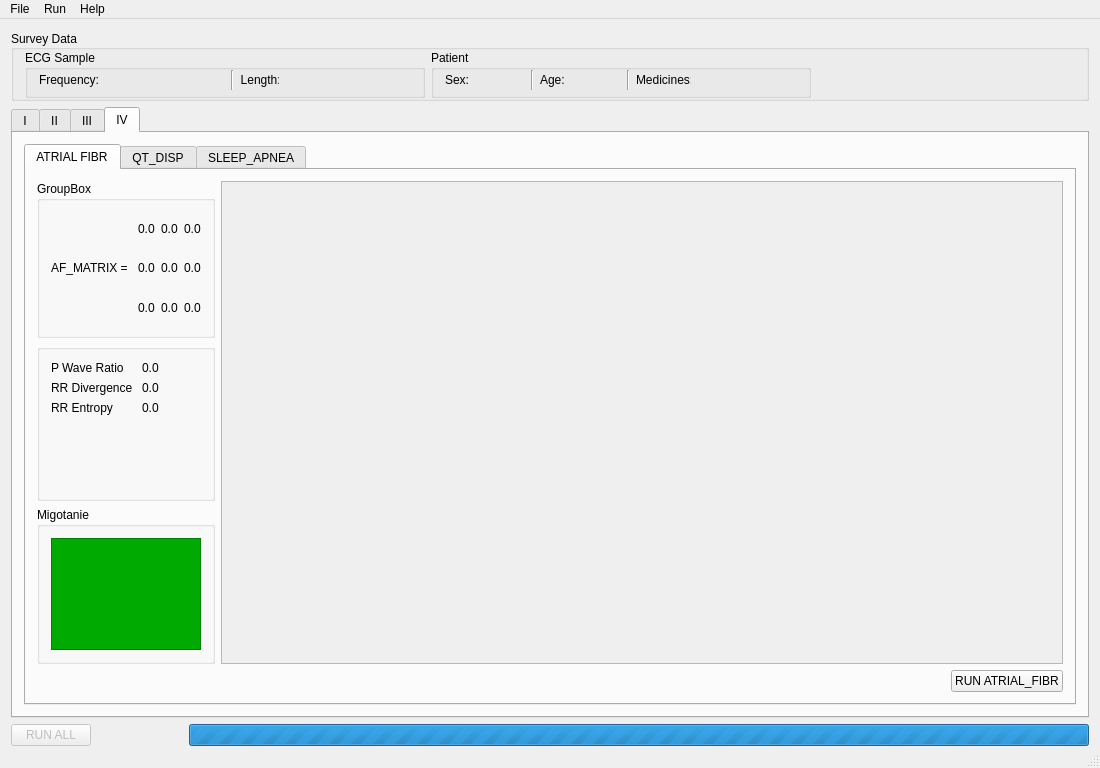
Qt form EKG/Views/airecgmain.ui (qwerty90/ProjektEKG) before a commit.
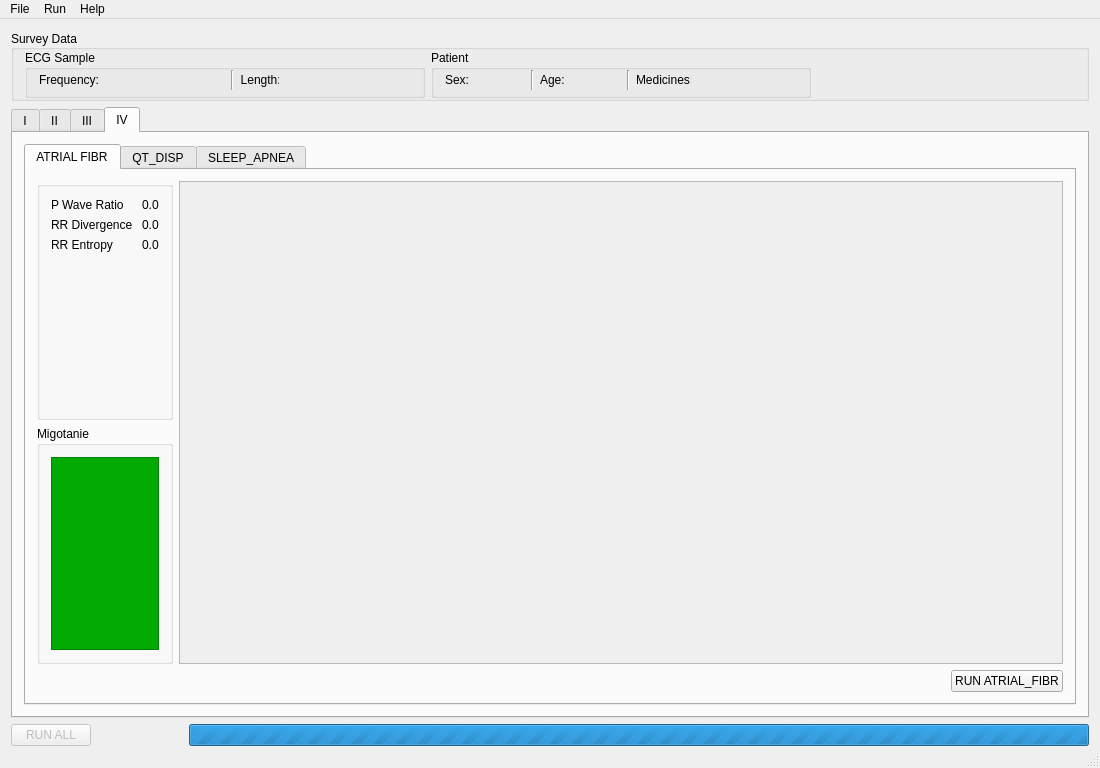
The same form after that commit. The open tabs and pages were chosen to show the change. Icons and pictures are not drawn.

Commit message: Removed markov matrix preview

Diff of the .ui file:
```diff
--- a/EKG/Views/airecgmain.ui
+++ b/EKG/Views/airecgmain.ui
@@ -3402,88 +3402,6 @@
                <layout class="QHBoxLayout" name="horizontalLayout_4">
                 <item>
                  <layout class="QVBoxLayout" name="verticalLayout_48">
-                  <item>
-                   <widget class="QGroupBox" name="groupBox_14">
-                    <property name="title">
-                     <string>GroupBox</string>
-                    </property>
-                    <layout class="QGridLayout" name="gridLayout_6">
-                     <item row="0" column="2">
-                      <widget class="QLabel" name="af_matrix21">
-                       <property name="text">
-                        <string>0.0</string>
-                       </property>
-                      </widget>
-                     </item>
-                     <item row="1" column="0">
-                      <widget class="QLabel" name="label_56">
-                       <property name="text">
-                        <string>AF_MATRIX = </string>
-                       </property>
-                      </widget>
-                     </item>
-                     <item row="1" column="1">
-                      <widget class="QLabel" name="af_matrix12">
-                       <property name="text">
-                        <string>0.0</string>
-                       </property>
-                      </widget>
-                     </item>
-                     <item row="0" column="3">
-                      <widget class="QLabel" name="af_matrix31">
-                       <property name="text">
-                        <string>0.0</string>
-                       </property>
-                      </widget>
-                     </item>
-                     <item row="1" column="2">
-                      <widget class="QLabel" name="af_matrix22">
-                       <property name="text">
-                        <string>0.0</string>
-                       </property>
-                      </widget>
-                     </item>
-                     <item row="1" column="3">
-                      <widget class="QLabel" name="af_matrix32">
-                       <property name="text">
-                        <string>0.0</string>
-                       </property>
-                      </widget>
-                     </item>
-                     <item row="2" column="1">
-                      <widget class="QLabel" name="af_matrix13">
-                       <property name="text">
-                        <string>0.0</string>
-                       </property>
-                      </widget>
-                     </item>
-                     <item row="2" column="2">
-                      <widget class="QLabel" name="af_matrix23">
-                       <property name="text">
-                        <string>0.0</string>
-                       </property>
-                      </widget>
-                     </item>
-                     <item row="2" column="3">
-                      <widget class="QLabel" name="af_matrix33">
-                       <property name="text">
-                        <string>0.0</string>
-                       </property>
-                      </widget>
-                     </item>
-                     <item row="0" column="1">
-                      <widget class="QLabel" name="af_matrix11">
-                       <property name="text">
-                        <string>0.0</string>
-                       </property>
-                       <property name="textFormat">
-                        <enum>Qt::AutoText</enum>
-                       </property>
-                      </widget>
-                     </item>
-                    </layout>
-                   </widget>
-                  </item>
                   <item>
                    <widget class="QGroupBox" name="groupBox_13">
                     <property name="title">
@@ -3572,8 +3490,8 @@
                     <rect>
                      <x>0</x>
                      <y>0</y>
-                     <width>864</width>
-                     <height>497</height>
+                     <width>879</width>
+                     <height>467</height>
                     </rect>
                    </property>
                   </widget>
```
Left out of the diff: 136 changed lines with no effect on the pictures. The commit also changes 1 other file.
